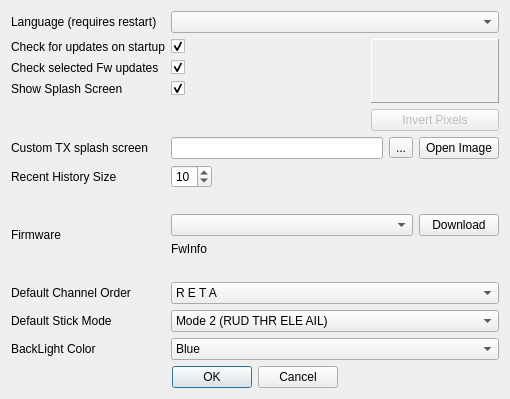
Old version of the form src/preferencesdialog.ui in the repository roberto1903/companion9x.
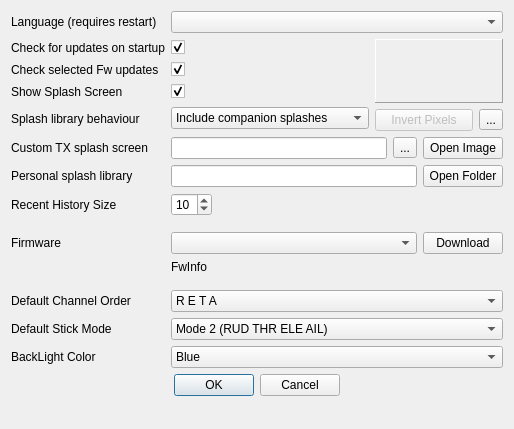
New version of the form. Icons and pictures are not drawn.

Commit message: New splash library feature

```diff
--- a/src/preferencesdialog.ui
+++ b/src/preferencesdialog.ui
@@ -6,8 +6,8 @@
    <rect>
     <x>0</x>
     <y>0</y>
-    <width>510</width>
-    <height>396</height>
+    <width>514</width>
+    <height>429</height>
    </rect>
   </property>
   <property name="sizePolicy">
@@ -23,252 +23,44 @@
    <iconset resource="companion9x.qrc">
     <normaloff>:/images/preferences.png</normaloff>:/images/preferences.png</iconset>
   </property>
-  <layout class="QGridLayout" name="gridLayout_2">
-   <item row="0" column="0" colspan="2">
-    <widget class="QLabel" name="label">
+  <layout class="QGridLayout" name="gridLayout_4">
+   <item row="4" column="0">
+    <widget class="QLabel" name="label_10">
      <property name="text">
-      <string>Language (requires restart)</string>
+      <string>Splash library behaviour</string>
      </property>
     </widget>
    </item>
-   <item row="0" column="2" colspan="3">
-    <widget class="QComboBox" name="locale_QB"/>
-   </item>
-   <item row="1" column="0" colspan="2">
-    <widget class="QLabel" name="label_2">
-     <property name="text">
-      <string>Check for updates on startup</string>
-     </property>
-    </widget>
-   </item>
-   <item row="1" column="2">
-    <widget class="QCheckBox" name="startupCheck_companion9x">
-     <property name="text">
-      <string/>
-     </property>
-     <property name="checked">
-      <bool>true</bool>
-     </property>
-    </widget>
-   </item>
-   <item row="1" column="4" rowspan="4">
-    <layout class="QVBoxLayout" name="verticalLayout">
+   <item row="14" column="1" colspan="3">
+    <widget class="QComboBox" name="backLightColor">
      <item>
-      <widget class="QLabel" name="imageLabel">
-       <property name="sizePolicy">
-        <sizepolicy hsizetype="Minimum" vsizetype="Minimum">
-         <horstretch>0</horstretch>
-         <verstretch>0</verstretch>
-        </sizepolicy>
-       </property>
-       <property name="minimumSize">
-        <size>
-         <width>128</width>
-         <height>64</height>
-        </size>
-       </property>
-       <property name="maximumSize">
-        <size>
-         <width>128</width>
-         <height>64</height>
-        </size>
-       </property>
-       <property name="frameShape">
-        <enum>QFrame::Panel</enum>
-       </property>
-       <property name="frameShadow">
-        <enum>QFrame::Raised</enum>
-       </property>
-       <property name="text">
-        <string/>
-       </property>
-       <property name="scaledContents">
-        <bool>true</bool>
-       </property>
-      </widget>
+      <property name="text">
+       <string>Blue</string>
+      </property>
      </item>
      <item>
-      <widget class="QPushButton" name="InvertPixels">
-       <property name="enabled">
-        <bool>false</bool>
-       </property>
-       <property name="text">
-        <string>Invert Pixels</string>
-       </property>
-      </widget>
+      <property name="text">
+       <string>Green</string>
+      </property>
      </item>
-    </layout>
-   </item>
-   <item row="2" column="0" colspan="2">
-    <widget class="QLabel" name="label_7">
-     <property name="text">
-      <string>Check selected Fw updates</string>
-     </property>
-    </widget>
-   </item>
-   <item row="2" column="2">
-    <widget class="QCheckBox" name="startupCheck_fw">
-     <property name="text">
-      <string/>
-     </property>
-     <property name="checked">
-      <bool>true</bool>
-     </property>
-    </widget>
-   </item>
-   <item row="3" column="0" colspan="2">
-    <widget class="QLabel" name="label_4">
-     <property name="text">
-      <string>Show Splash Screen</string>
-     </property>
-    </widget>
-   </item>
-   <item row="3" column="2">
-    <widget class="QCheckBox" name="showSplash">
-     <property name="text">
-      <string/>
-     </property>
-     <property name="checked">
-      <bool>true</bool>
-     </property>
-    </widget>
-   </item>
-   <item row="5" column="0" colspan="2">
-    <widget class="QLabel" name="label_8">
-     <property name="text">
-      <string>Custom TX splash screen</string>
-     </property>
-    </widget>
-   </item>
-   <item row="5" column="2" colspan="3">
-    <layout class="QHBoxLayout" name="horizontalLayout_2">
      <item>
-      <widget class="QLineEdit" name="SplashFileName">
-       <property name="enabled">
-        <bool>true</bool>
-       </property>
-       <property name="readOnly">
-        <bool>true</bool>
-       </property>
-      </widget>
+      <property name="text">
+       <string>Red</string>
+      </property>
      </item>
      <item>
-      <widget class="QToolButton" name="clearImageButton">
-       <property name="text">
-        <string>...</string>
-       </property>
-       <property name="icon">
-        <iconset resource="companion9x.qrc">
-         <normaloff>:/images/clear.png</normaloff>:/images/clear.png</iconset>
-       </property>
-      </widget>
+      <property name="text">
+       <string>Orange</string>
+      </property>
      </item>
      <item>
-      <widget class="QPushButton" name="SplashSelect">
-       <property name="sizePolicy">
-        <sizepolicy hsizetype="Fixed" vsizetype="Fixed">
-         <horstretch>0</horstretch>
-         <verstretch>0</verstretch>
-        </sizepolicy>
-       </property>
-       <property name="text">
-        <string>Open Image</string>
-       </property>
-      </widget>
+      <property name="text">
+       <string>Yellow</string>
+      </property>
      </item>
-    </layout>
-   </item>
-   <item row="6" column="0">
-    <widget class="QLabel" name="label_5">
-     <property name="text">
-      <string>Recent History Size</string>
-     </property>
     </widget>
    </item>
-   <item row="6" column="2">
-    <widget class="QSpinBox" name="historySize">
-     <property name="sizePolicy">
-      <sizepolicy hsizetype="Maximum" vsizetype="Fixed">
-       <horstretch>40</horstretch>
-       <verstretch>0</verstretch>
-      </sizepolicy>
-     </property>
-     <property name="maximum">
-      <number>15</number>
-     </property>
-     <property name="value">
-      <number>10</number>
-     </property>
-    </widget>
-   </item>
-   <item row="7" column="2">
-    <spacer name="horizontalSpacer">
-     <property name="orientation">
-      <enum>Qt::Horizontal</enum>
-     </property>
-     <property name="sizeHint" stdset="0">
-      <size>
-       <width>40</width>
-       <height>20</height>
-      </size>
-     </property>
-    </spacer>
-   </item>
-   <item row="8" column="0">
-    <widget class="QLabel" name="label_6">
-     <property name="text">
-      <string>Firmware</string>
-     </property>
-    </widget>
-   </item>
-   <item row="8" column="2" colspan="3">
-    <layout class="QGridLayout" name="gridLayout">
-     <item row="0" column="0">
-      <widget class="QComboBox" name="downloadVerCB"/>
-     </item>
-     <item row="0" column="1">
-      <widget class="QPushButton" name="fw_dnld">
-       <property name="sizePolicy">
-        <sizepolicy hsizetype="Fixed" vsizetype="Fixed">
-         <horstretch>0</horstretch>
-         <verstretch>0</verstretch>
-        </sizepolicy>
-       </property>
-       <property name="text">
-        <string>Download</string>
-       </property>
-      </widget>
-     </item>
-     <item row="1" column="0">
-      <widget class="QLabel" name="FwInfo">
-       <property name="text">
-        <string>FwInfo</string>
-       </property>
-      </widget>
-     </item>
-    </layout>
-   </item>
-   <item row="9" column="2" colspan="3">
-    <spacer name="horizontalSpacer_2">
-     <property name="orientation">
-      <enum>Qt::Horizontal</enum>
-     </property>
-     <property name="sizeHint" stdset="0">
-      <size>
-       <width>340</width>
-       <height>20</height>
-      </size>
-     </property>
-    </spacer>
-   </item>
-   <item row="10" column="0" colspan="2">
-    <widget class="QLabel" name="label_13">
-     <property name="text">
-      <string>Default Channel Order</string>
-     </property>
-    </widget>
-   </item>
-   <item row="10" column="2" colspan="3">
+   <item row="12" column="1" colspan="3">
     <widget class="QComboBox" name="channelorderCB">
      <property name="whatsThis">
       <string>Channel order
@@ -400,14 +192,58 @@
      </item>
     </widget>
    </item>
-   <item row="11" column="0">
-    <widget class="QLabel" name="label_14">
-     <property name="text">
-      <string>Default Stick Mode</string>
-     </property>
-    </widget>
+   <item row="0" column="1" colspan="3">
+    <widget class="QComboBox" name="locale_QB"/>
    </item>
-   <item row="11" column="2" colspan="3">
+   <item row="6" column="1" colspan="3">
+    <layout class="QGridLayout" name="gridLayout_2">
+     <item row="0" column="0">
+      <widget class="QLineEdit" name="libraryPath">
+       <property name="enabled">
+        <bool>true</bool>
+       </property>
+       <property name="readOnly">
+        <bool>true</bool>
+       </property>
+      </widget>
+     </item>
+     <item row="0" column="1">
+      <widget class="QPushButton" name="libraryPathButton">
+       <property name="text">
+        <string>Open Folder</string>
+       </property>
+      </widget>
+     </item>
+    </layout>
+   </item>
+   <item row="9" column="1" rowspan="2" colspan="3">
+    <layout class="QGridLayout" name="gridLayout">
+     <item row="0" column="0">
+      <widget class="QComboBox" name="downloadVerCB"/>
+     </item>
+     <item row="0" column="1">
+      <widget class="QPushButton" name="fw_dnld">
+       <property name="sizePolicy">
+        <sizepolicy hsizetype="Fixed" vsizetype="Fixed">
+         <horstretch>0</horstretch>
+         <verstretch>0</verstretch>
+        </sizepolicy>
+       </property>
+       <property name="text">
+        <string>Download</string>
+       </property>
+      </widget>
+     </item>
+     <item row="1" column="0">
+      <widget class="QLabel" name="FwInfo">
+       <property name="text">
+        <string>FwInfo</string>
+       </property>
+      </widget>
+     </item>
+    </layout>
+   </item>
+   <item row="13" column="1" colspan="3">
     <widget class="QComboBox" name="stickmodeCB">
      <property name="whatsThis">
       <string>Mode selection:
@@ -455,43 +291,295 @@
      </item>
     </widget>
    </item>
+   <item row="10" column="0">
+    <spacer name="verticalSpacer_3">
+     <property name="orientation">
+      <enum>Qt::Vertical</enum>
+     </property>
+     <property name="sizeType">
+      <enum>QSizePolicy::Fixed</enum>
+     </property>
+     <property name="sizeHint" stdset="0">
+      <size>
+       <width>20</width>
+       <height>14</height>
+      </size>
+     </property>
+    </spacer>
+   </item>
+   <item row="5" column="1" colspan="3">
+    <layout class="QHBoxLayout" name="horizontalLayout_2">
+     <item>
+      <widget class="QLineEdit" name="SplashFileName">
+       <property name="enabled">
+        <bool>true</bool>
+       </property>
+       <property name="readOnly">
+        <bool>true</bool>
+       </property>
+      </widget>
+     </item>
+     <item>
+      <widget class="QToolButton" name="splashLibraryButton">
+       <property name="text">
+        <string>...</string>
+       </property>
+       <property name="icon">
+        <iconset resource="companion9x.qrc">
+         <normaloff>:/images/library.png</normaloff>:/images/library.png</iconset>
+       </property>
+      </widget>
+     </item>
+     <item>
+      <widget class="QPushButton" name="SplashSelect">
+       <property name="sizePolicy">
+        <sizepolicy hsizetype="Fixed" vsizetype="Fixed">
+         <horstretch>0</horstretch>
+         <verstretch>0</verstretch>
+        </sizepolicy>
+       </property>
+       <property name="text">
+        <string>Open Image</string>
+       </property>
+      </widget>
+     </item>
+    </layout>
+   </item>
+   <item row="6" column="0">
+    <widget class="QLabel" name="label_9">
+     <property name="text">
+      <string>Personal splash library</string>
+     </property>
+    </widget>
+   </item>
+   <item row="7" column="1">
+    <widget class="QSpinBox" name="historySize">
+     <property name="sizePolicy">
+      <sizepolicy hsizetype="Maximum" vsizetype="Fixed">
+       <horstretch>40</horstretch>
+       <verstretch>0</verstretch>
+      </sizepolicy>
+     </property>
+     <property name="maximum">
+      <number>15</number>
+     </property>
+     <property name="value">
+      <number>10</number>
+     </property>
+    </widget>
+   </item>
+   <item row="8" column="1">
+    <spacer name="horizontalSpacer">
+     <property name="orientation">
+      <enum>Qt::Horizontal</enum>
+     </property>
+     <property name="sizeHint" stdset="0">
+      <size>
+       <width>40</width>
+       <height>10</height>
+      </size>
+     </property>
+    </spacer>
+   </item>
+   <item row="9" column="0">
+    <widget class="QLabel" name="label_6">
+     <property name="text">
+      <string>Firmware</string>
+     </property>
+    </widget>
+   </item>
+   <item row="11" column="1" colspan="3">
+    <spacer name="horizontalSpacer_2">
+     <property name="orientation">
+      <enum>Qt::Horizontal</enum>
+     </property>
+     <property name="sizeHint" stdset="0">
+      <size>
+       <width>340</width>
+       <height>10</height>
+      </size>
+     </property>
+    </spacer>
+   </item>
    <item row="12" column="0">
+    <widget class="QLabel" name="label_13">
+     <property name="text">
+      <string>Default Channel Order</string>
+     </property>
+    </widget>
+   </item>
+   <item row="13" column="0">
+    <widget class="QLabel" name="label_14">
+     <property name="text">
+      <string>Default Stick Mode</string>
+     </property>
+    </widget>
+   </item>
+   <item row="14" column="0">
     <widget class="QLabel" name="label_3">
      <property name="text">
       <string>BackLight Color</string>
      </property>
     </widget>
    </item>
-   <item row="12" column="2" colspan="3">
-    <widget class="QComboBox" name="backLightColor">
-     <item>
-      <property name="text">
-       <string>Blue</string>
-      </property>
+   <item row="16" column="2">
+    <spacer name="verticalSpacer">
+     <property name="orientation">
+      <enum>Qt::Vertical</enum>
+     </property>
+     <property name="sizeHint" stdset="0">
+      <size>
+       <width>20</width>
+       <height>40</height>
+      </size>
+     </property>
+    </spacer>
+   </item>
+   <item row="2" column="1">
+    <widget class="QCheckBox" name="startupCheck_fw">
+     <property name="text">
+      <string/>
+     </property>
+     <property name="checked">
+      <bool>true</bool>
+     </property>
+    </widget>
+   </item>
+   <item row="3" column="0">
+    <widget class="QLabel" name="label_4">
+     <property name="text">
+      <string>Show Splash Screen</string>
+     </property>
+    </widget>
+   </item>
+   <item row="3" column="1">
+    <widget class="QCheckBox" name="showSplash">
+     <property name="text">
+      <string/>
+     </property>
+     <property name="checked">
+      <bool>true</bool>
+     </property>
+    </widget>
+   </item>
+   <item row="5" column="0">
+    <widget class="QLabel" name="label_8">
+     <property name="text">
+      <string>Custom TX splash screen</string>
+     </property>
+    </widget>
+   </item>
+   <item row="7" column="0">
+    <widget class="QLabel" name="label_5">
+     <property name="text">
+      <string>Recent History Size</string>
+     </property>
+    </widget>
+   </item>
+   <item row="1" column="1">
+    <widget class="QCheckBox" name="startupCheck_companion9x">
+     <property name="text">
+      <string/>
+     </property>
+     <property name="checked">
+      <bool>true</bool>
+     </property>
+    </widget>
+   </item>
+   <item row="1" column="0">
+    <widget class="QLabel" name="label_2">
+     <property name="text">
+      <string>Check for updates on startup</string>
+     </property>
+    </widget>
+   </item>
+   <item row="1" column="3" rowspan="4">
+    <layout class="QGridLayout" name="gridLayout_3">
+     <item row="0" column="0" colspan="2">
+      <widget class="QLabel" name="imageLabel">
+       <property name="sizePolicy">
+        <sizepolicy hsizetype="Minimum" vsizetype="Minimum">
+         <horstretch>0</horstretch>
+         <verstretch>0</verstretch>
+        </sizepolicy>
+       </property>
+       <property name="minimumSize">
+        <size>
+         <width>128</width>
+         <height>64</height>
+        </size>
+       </property>
+       <property name="maximumSize">
+        <size>
+         <width>128</width>
+         <height>64</height>
+        </size>
+       </property>
+       <property name="frameShape">
+        <enum>QFrame::Panel</enum>
+       </property>
+       <property name="frameShadow">
+        <enum>QFrame::Raised</enum>
+       </property>
+       <property name="text">
+        <string/>
+       </property>
+       <property name="scaledContents">
+        <bool>true</bool>
+       </property>
+      </widget>
      </item>
-     <item>
-      <property name="text">
-       <string>Green</string>
-      </property>
+     <item row="2" column="0">
+      <widget class="QPushButton" name="InvertPixels">
+       <property name="enabled">
+        <bool>false</bool>
+       </property>
+       <property name="text">
+        <string>Invert Pixels</string>
+       </property>
+      </widget>
      </item>
-     <item>
-      <property name="text">
-       <string>Red</string>
-      </property>
+     <item row="2" column="1">
+      <widget class="QToolButton" name="clearImageButton">
+       <property name="text">
+        <string>...</string>
+       </property>
+       <property name="icon">
+        <iconset resource="companion9x.qrc">
+         <normaloff>:/images/clear.png</normaloff>:/images/clear.png</iconset>
+       </property>
+      </widget>
      </item>
-     <item>
-      <property name="text">
-       <string>Orange</string>
-      </property>
+     <item row="1" column="0">
+      <spacer name="verticalSpacer_2">
+       <property name="orientation">
+        <enum>Qt::Vertical</enum>
+       </property>
+       <property name="sizeHint" stdset="0">
+        <size>
+         <width>20</width>
+         <height>40</height>
+        </size>
+       </property>
+      </spacer>
      </item>
-     <item>
-      <property name="text">
-       <string>Yellow</string>
-      </property>
-     </item>
+    </layout>
+   </item>
+   <item row="2" column="0">
+    <widget class="QLabel" name="label_7">
+     <property name="text">
+      <string>Check selected Fw updates</string>
+     </property>
     </widget>
    </item>
-   <item row="13" column="0" colspan="5">
+   <item row="0" column="0">
+    <widget class="QLabel" name="label">
+     <property name="text">
+      <string>Language (requires restart)</string>
+     </property>
+    </widget>
+   </item>
+   <item row="15" column="0" colspan="4">
     <layout class="QHBoxLayout" name="horizontalLayout_3">
      <item>
       <spacer name="horizontalSpacer_3">
@@ -534,18 +622,19 @@
      </item>
     </layout>
    </item>
-   <item row="14" column="3">
-    <spacer name="verticalSpacer">
-     <property name="orientation">
-      <enum>Qt::Vertical</enum>
-     </property>
-     <property name="sizeHint" stdset="0">
-      <size>
-       <width>20</width>
-       <height>40</height>
-      </size>
-     </property>
-    </spacer>
+   <item row="4" column="1" colspan="2">
+    <widget class="QComboBox" name="splashincludeCB">
+     <item>
+      <property name="text">
+       <string>Include companion splashes</string>
+      </property>
+     </item>
+     <item>
+      <property name="text">
+       <string>Only user defined splashes</string>
+      </property>
+     </item>
+    </widget>
    </item>
   </layout>
   <zorder>label_2</zorder>
```
Left out of the diff: 5 changed lines with no effect on the pictures. The commit also changes 131 other files.
